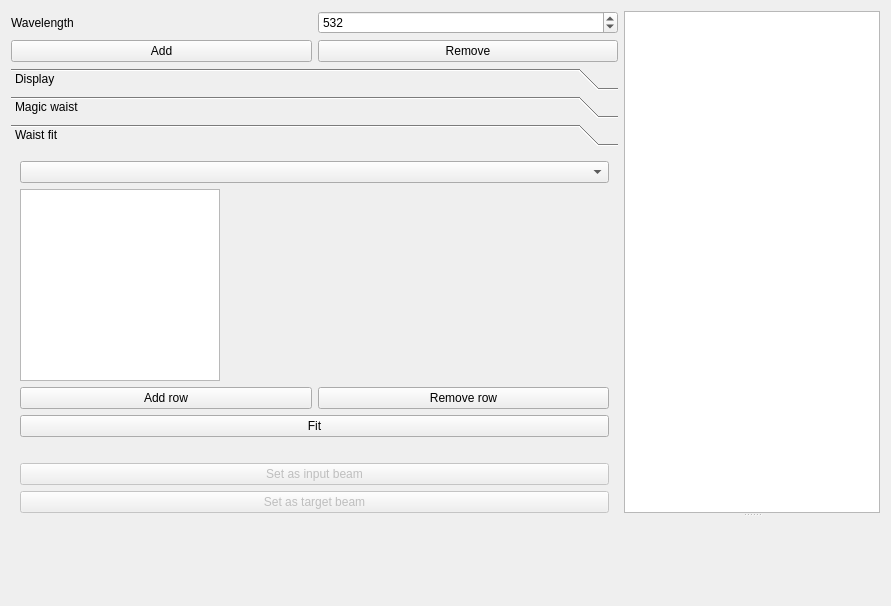
Before: the Qt Designer form gui/GaussianBeamForm.ui in krokosik/GaussianBeam, drawn with Qt 5.
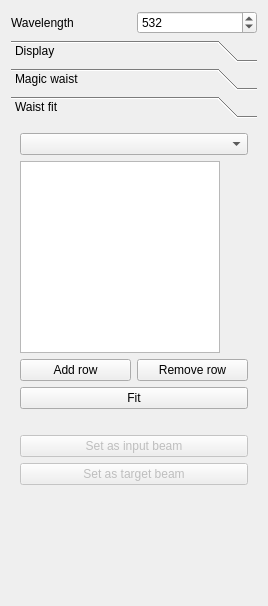
After: the same form once the commit is applied. The open tabs and pages were chosen to show the change.

Patch:
```diff
--- a/gui/GaussianBeamForm.ui
+++ b/gui/GaussianBeamForm.ui
@@ -5,7 +5,7 @@
    <rect>
     <x>0</x>
     <y>0</y>
-    <width>891</width>
+    <width>268</width>
     <height>606</height>
    </rect>
   </property>
@@ -45,24 +45,6 @@
        </item>
       </layout>
      </item>
-     <item>
-      <layout class="QHBoxLayout" >
-       <item>
-        <widget class="QPushButton" name="pushButton_Add" >
-         <property name="text" >
-          <string>Add</string>
-         </property>
-        </widget>
-       </item>
-       <item>
-        <widget class="QPushButton" name="pushButton_Remove" >
-         <property name="text" >
-          <string>Remove</string>
-         </property>
-        </widget>
-       </item>
-      </layout>
-     </item>
      <item>
       <widget class="QToolBox" name="toolBox" >
        <property name="minimumSize" >
@@ -414,8 +396,8 @@
          <rect>
           <x>0</x>
           <y>0</y>
-          <width>189</width>
-          <height>318</height>
+          <width>248</width>
+          <height>457</height>
          </rect>
         </property>
         <attribute name="label" >
@@ -513,19 +495,6 @@
      </item>
     </layout>
    </item>
-   <item>
-    <layout class="QVBoxLayout" >
-     <item>
-      <widget class="QSplitter" name="splitter" >
-       <property name="orientation" >
-        <enum>Qt::Vertical</enum>
-       </property>
-       <widget class="QTableView" name="table" />
-       <widget class="QWidget" native="1" name="widget" />
-      </widget>
-     </item>
-    </layout>
-   </item>
   </layout>
   <action name="action_AddLens" >
    <property name="text" >
```
Left out of the diff: 40 changed lines with no effect on the pictures.
